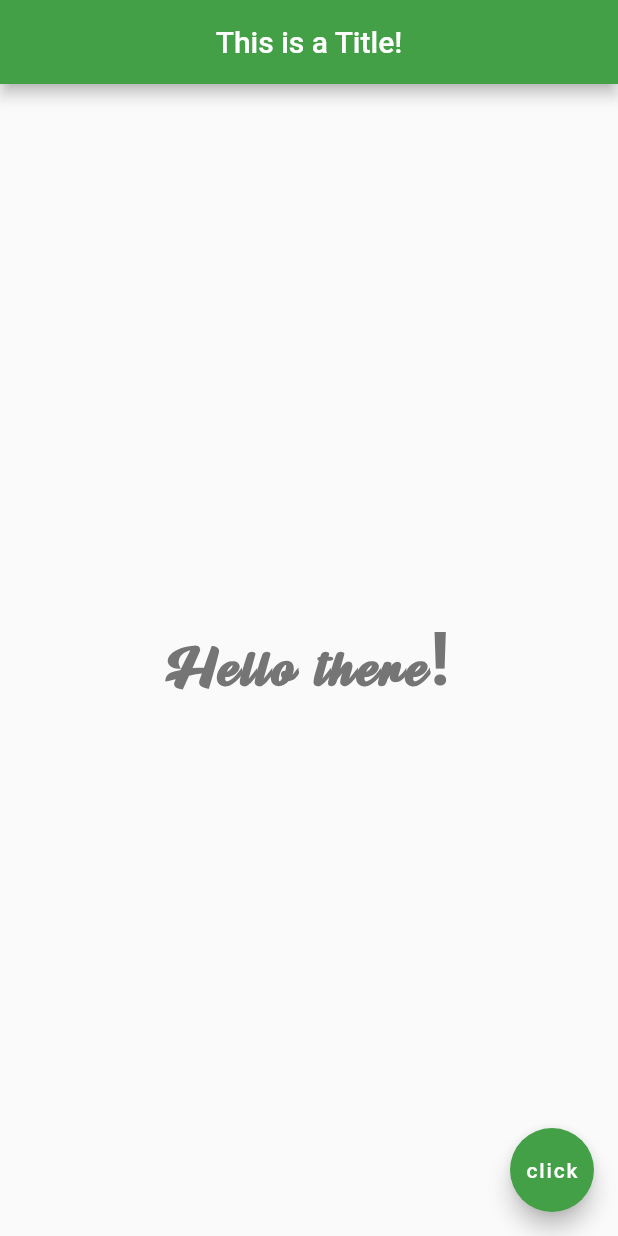
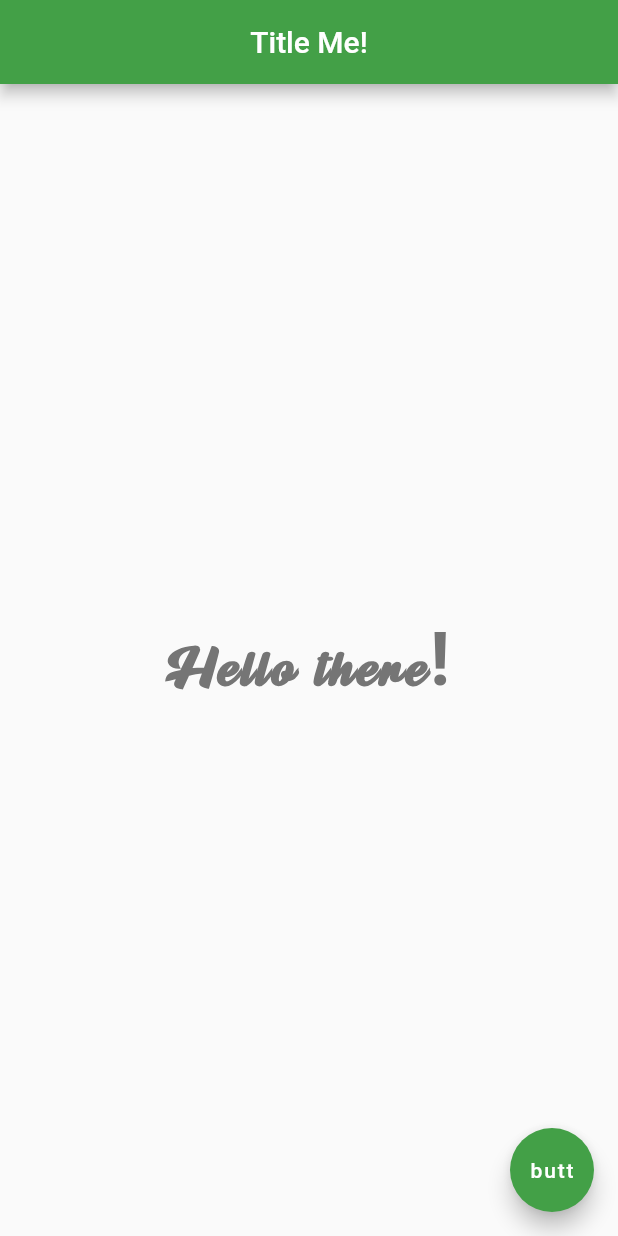
Before and after one commit to prad26/flutter_tutorial, a Flutter app: the screen it shows after launch, on a phone screen of 412 x 824 dp. Run offline on Flutter 3.47's test engine with Material 2 defaults, Android fonts, the phone set to English and light mode, and no system bars.

```diff
--- a/lib/main.dart
+++ b/lib/main.dart
@@ -2,15 +2,22 @@ import 'package:flutter/material.dart';
 
 void main() {
   runApp(MaterialApp(
-    home: Scaffold(
+    home: Home(),
+  ));
+}
+
+class Home extends StatelessWidget {
+  @override
+  Widget build(BuildContext context) {
+    return Scaffold(
       appBar: AppBar(
-        title: Text('This is a Title!'),
+        title: Text('Title Me!'),
         centerTitle: true,
         backgroundColor: Colors.green[600],
       ),
       body: Center(
         child: Text(
-            'Hello there!',
+          'Hello there!',
           style: TextStyle(
             fontSize: 50.0,
             fontWeight: FontWeight.bold,
@@ -22,9 +29,9 @@ void main() {
       ),
       floatingActionButton: FloatingActionButton(
         onPressed: () {},
-        child: Text('click'),
+        child: Text('butt'),
         backgroundColor: Colors.green[600],
       ),
-    ),
-  ));
+    );
+  }
 }
```
